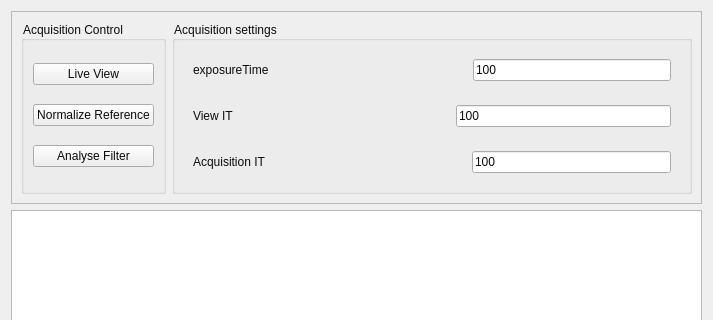
Before: the Qt Designer form gui/views/filterViewUi.ui in PyMarc2/OceanOpticsSpectroViewer, drawn with Qt 5; both pictures show x 0 to 713 and y 0 to 320 of the 713 by 741 pixel window.
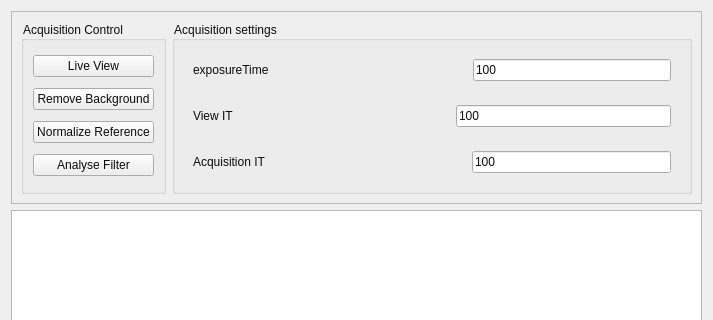
After: the same form once the commit is applied. Custom widgets are drawn as their Qt base class.

```diff
--- a/gui/views/filterViewUi.ui
+++ b/gui/views/filterViewUi.ui
@@ -59,6 +59,13 @@
            </property>
           </widget>
          </item>
+         <item>
+          <widget class="QPushButton" name="pb_rmBackground">
+           <property name="text">
+            <string>Remove Background</string>
+           </property>
+          </widget>
+         </item>
          <item>
           <widget class="QPushButton" name="pb_normalize">
            <property name="styleSheet">
@@ -121,7 +128,7 @@
              </spacer>
             </item>
             <item>
-             <widget class="QLineEdit" name="le_acqTime">
+             <widget class="QLineEdit" name="le_exposure">
               <property name="text">
                <string>100</string>
               </property>
@@ -187,7 +194,7 @@
              </spacer>
             </item>
             <item>
-             <widget class="QLineEdit" name="le_acqTime_3">
+             <widget class="QLineEdit" name="le_acqTime">
               <property name="text">
                <string>100</string>
               </property>
```
Left out of the diff: 2 changed lines with no effect on the pictures.
